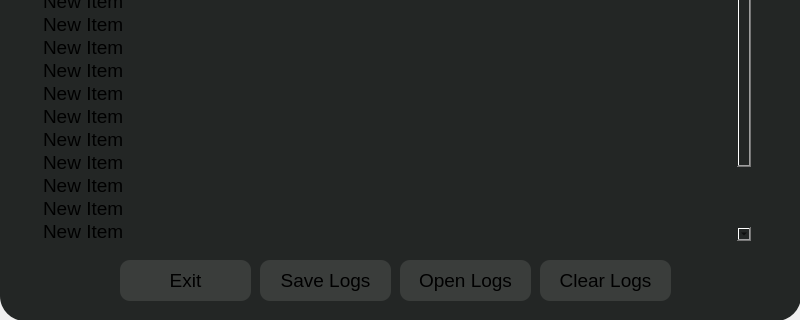
Before: the Qt Designer form AutoDrawer_v2/AutoDrawer/consolewindow.ui in AlexDalas/autodrawer, drawn with Qt 5; both pictures show x 0 to 800 and y 280 to 600 of the 800 by 600 pixel window.
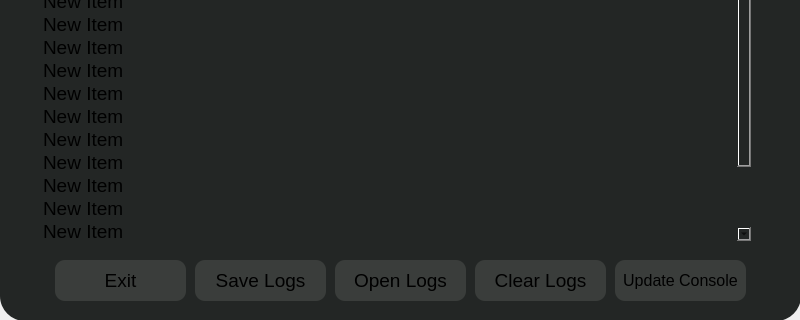
After: the same form once the commit is applied. Icons and pictures are not drawn.

The edit to the form file:
```diff
--- a/AutoDrawer_v2/AutoDrawer/consolewindow.ui
+++ b/AutoDrawer_v2/AutoDrawer/consolewindow.ui
@@ -40,7 +40,7 @@
     <widget class="QPushButton" name="Exit">
      <property name="geometry">
       <rect>
-       <x>120</x>
+       <x>55</x>
        <y>540</y>
        <width>131</width>
        <height>41</height>
@@ -70,7 +70,7 @@
     <widget class="QPushButton" name="Exit_2">
      <property name="geometry">
       <rect>
-       <x>260</x>
+       <x>195</x>
        <y>540</y>
        <width>131</width>
        <height>41</height>
@@ -100,7 +100,7 @@
     <widget class="QPushButton" name="Exit_3">
      <property name="geometry">
       <rect>
-       <x>400</x>
+       <x>335</x>
        <y>540</y>
        <width>131</width>
        <height>41</height>
@@ -130,7 +130,7 @@
     <widget class="QPushButton" name="Exit_4">
      <property name="geometry">
       <rect>
-       <x>540</x>
+       <x>475</x>
        <y>540</y>
        <width>131</width>
        <height>41</height>
@@ -287,6 +287,39 @@
       </property>
      </item>
     </widget>
+    <widget class="QPushButton" name="Exit_5">
+     <property name="geometry">
+      <rect>
+       <x>615</x>
+       <y>540</y>
+       <width>131</width>
+       <height>41</height>
+      </rect>
+     </property>
+     <property name="font">
+      <font>
+       <pointsize>-1</pointsize>
+       <italic>false</italic>
+       <bold>false</bold>
+      </font>
+     </property>
+     <property name="cursor">
+      <cursorShape>PointingHandCursor</cursorShape>
+     </property>
+     <property name="styleSheet">
+      <string notr="true">QPushButton{
+background: rgb(58,61,59);
+border-radius: 10px;
+font: 16px;
+}
+        QPushButton:hover {
+background: rgb(55,55,55);
+        }</string>
+     </property>
+     <property name="text">
+      <string>Update Console</string>
+     </property>
+    </widget>
    </widget>
   </widget>
  </widget>
```
